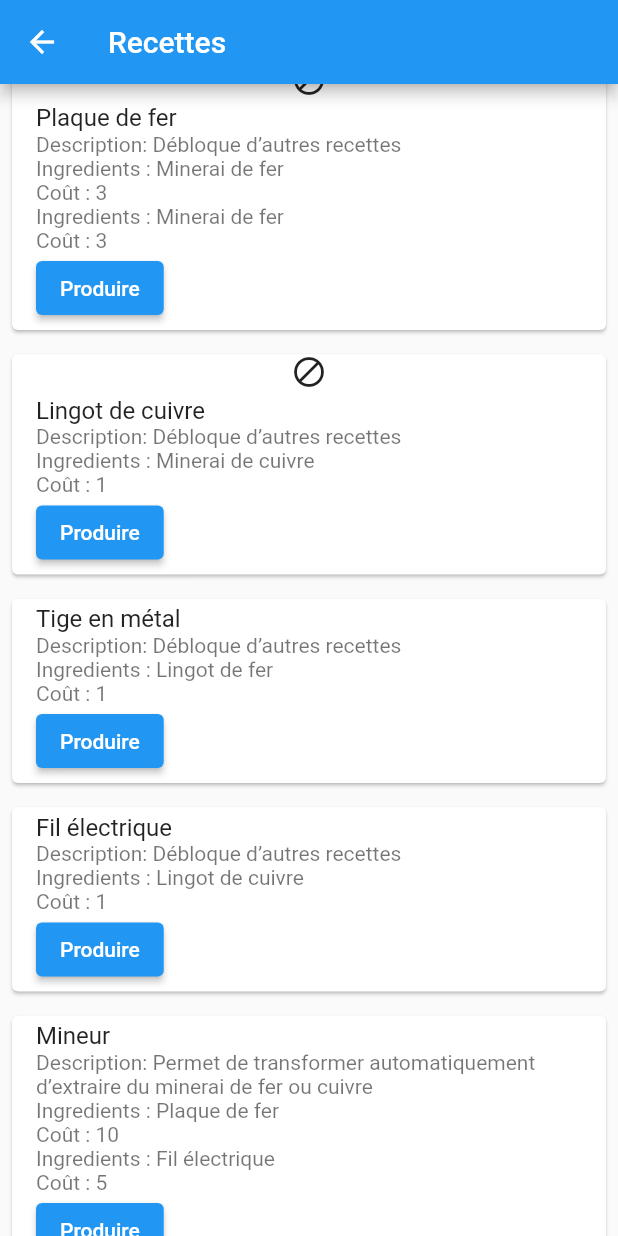
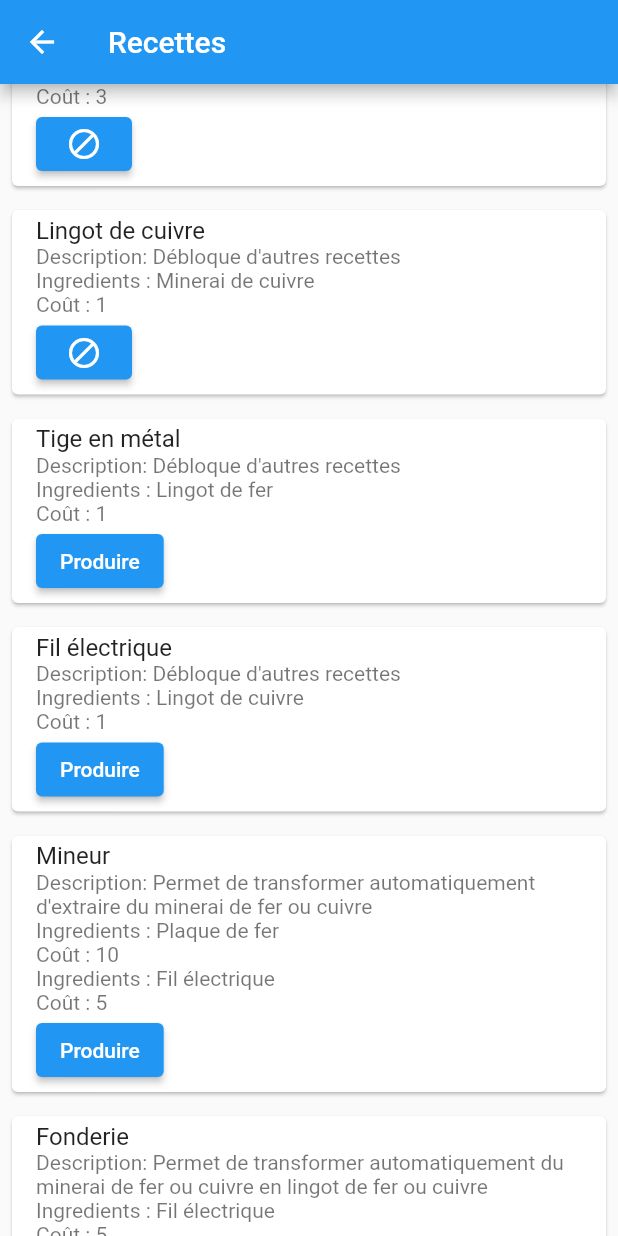
Before and after one commit to ChuckBiros/clicker-game, a Flutter app: the RecipesPage screen opened directly, scrolled down 576 dp, after a tap on "Produire", on a phone screen of 412 x 824 dp. Run offline on Flutter 3.47's test engine with Material 2 defaults, Android fonts, the phone set to English and light mode, and no system bars.

Commit message:
display block icon in recipe creation button

```diff
--- a/lib/pages/recipes-page.dart
+++ b/lib/pages/recipes-page.dart
@@ -1,6 +1,6 @@
-import 'package:evaluation/main.dart';
-import 'package:flutter/material.dart';
-import 'package:provider/provider.dart';
+import "package:evaluation/main.dart";
+import "package:flutter/material.dart";
+import "package:provider/provider.dart";
 
 class RecipesPage extends StatefulWidget {
   const RecipesPage({super.key});
@@ -14,71 +14,71 @@ class _RecipesPageState extends State<RecipesPage> {
   // Liste des recettes
   final List<Recipe> recipes = [
     Recipe(
-        'Hache',
-        'Récolter le bois',
+        "Hache",
+        "Récolter le bois",
         [
-          ProductionCost('Bois', 2),
-          ProductionCost('Minerai de fer', 2),
+          ProductionCost("Bois", 2),
+          ProductionCost("Minerai de fer", 2),
         ],
         1),
     Recipe(
-        'Pioche',
-        'Récolter les minerais',
+        "Pioche",
+        "Récolter les minerais",
         [
-          ProductionCost('Bois', 2),
-          ProductionCost('Minerai de fer', 3),
+          ProductionCost("Bois", 2),
+          ProductionCost("Minerai de fer", 3),
         ],
         1),
     Recipe(
-        'Lingot de fer',
-        'Débloque d’autres recettes',
+        "Lingot de fer",
+        "Débloque d'autres recettes",
         [
-          ProductionCost('Minerai de fer', 1),
+          ProductionCost("Minerai de fer", 1),
         ],
         -1),
     Recipe(
-        'Plaque de fer',
-        'Débloque d’autres recettes',
+        "Plaque de fer",
+        "Débloque d'autres recettes",
         [
-          ProductionCost('Minerai de fer', 3),
-          ProductionCost('Minerai de fer', 3),
+          ProductionCost("Minerai de fer", 3),
+          ProductionCost("Minerai de fer", 3),
         ],
         -1),
     Recipe(
-        'Lingot de cuivre',
-        'Débloque d’autres recettes',
+        "Lingot de cuivre",
+        "Débloque d'autres recettes",
         [
-          ProductionCost('Minerai de cuivre', 1),
+          ProductionCost("Minerai de cuivre", 1),
         ],
         -1),
     Recipe(
-        'Tige en métal',
-        'Débloque d’autres recettes',
+        "Tige en métal",
+        "Débloque d'autres recettes",
         [
-          ProductionCost('Lingot de fer', 1),
+          ProductionCost("Lingot de fer", 1),
         ],
         -1),
     Recipe(
-        'Fil électrique',
-        'Débloque d’autres recettes',
+        "Fil électrique",
+        "Débloque d'autres recettes",
         [
-          ProductionCost('Lingot de cuivre', 1),
+          ProductionCost("Lingot de cuivre", 1),
         ],
         -1),
     Recipe(
-        'Mineur',
-        'Permet de transformer automatiquement d’extraire du minerai de fer ou cuivre',
+        "Mineur",
+        "Permet de transformer automatiquement d'extraire du minerai de fer ou cuivre",
         [
-          ProductionCost('Plaque de fer', 10),
-          ProductionCost('Fil électrique', 5),
+          ProductionCost("Plaque de fer", 10),
+          ProductionCost("Fil électrique", 5),
         ],
         1),
     Recipe(
-        'Fonderie',
-        'Permet de transformer automatiquement du minerai de fer ou cuivre en lingot de fer ou cuivre',
+        "Fonderie",
+        "Permet de transformer automatiquement du minerai de fer ou cuivre en lingot de fer ou cuivre",
         [
-          ProductionCost('Fil électrique', 5),
-          ProductionCost('Tige en métal', 8),
+          ProductionCost("Fil électrique", 5),
+          ProductionCost("Tige en métal", 8),
         ],
         1)
   ];
@@ -92,7 +92,7 @@ class _RecipesPageState extends State<RecipesPage> {
     final axeCount = counterNotifier.axeCount;
     return Scaffold(
       appBar: AppBar(
-        title: const Text('Recettes'),
+        title: const Text("Recettes"),
       ),
       body: ListView.builder(
         itemCount: recipes.length,
@@ -134,12 +134,12 @@ class RecipeWidget extends StatelessWidget {
       int buildCountLimit = recipe.buildCountLimit;
 
       switch (recipe.name) {
-        case 'Hache':
+        case "Hache":
           if (counterNotifier.axeCount >= buildCountLimit) {
             return false;
           }
           break;
-        case 'Pioche':
+        case "Pioche":
           if (counterNotifier.pickaxeCount >= buildCountLimit) {
             return false;
           }
@@ -148,17 +148,17 @@ class RecipeWidget extends StatelessWidget {
 
       for (var productionCost in productionCosts) {
         switch (productionCost.name) {
-          case 'Bois':
+          case "Bois":
             if (counterNotifier.woodCounter < productionCost.cost) {
               return false;
             }
             break;
-          case 'Minerai de fer':
+          case "Minerai de fer":
             if (counterNotifier.ironCounter < productionCost.cost) {
               return false;
             }
             break;
-          case 'Minerai de cuivre':
+          case "Minerai de cuivre":
             if (counterNotifier.copperCounter < productionCost.cost) {
               return false;
             }
@@ -173,23 +173,23 @@ class RecipeWidget extends StatelessWidget {
 
       for (var productionCost in productionCosts) {
         switch (productionCost.name) {
-          case 'Bois':
+          case "Bois":
             counterNotifier.incrementWoodCounter(-productionCost.cost);
             break;
-          case 'Minerai de fer':
+          case "Minerai de fer":
             counterNotifier.incrementIronCounter(-productionCost.cost);
             break;
-          case 'Minerai de cuivre':
+          case "Minerai de cuivre":
             counterNotifier.incrementCopperCounter(-productionCost.cost);
             break;
         }
       }
 
       switch (recipe.name) {
-        case 'Hache':
+        case "Hache":
           counterNotifier.incrementAxeCount(1);
           break;
-        case 'Pioche':
+        case "Pioche":
           counterNotifier.incrementPickaxeCount(1);
           break;
       }
@@ -199,16 +199,12 @@ class RecipeWidget extends StatelessWidget {
       margin: const EdgeInsets.all(8),
       child: Column(
         children: [
-          Visibility(
-            visible: !manufacturable(recipe),
-            child: const Icon(Icons.block),
-          ),
           ListTile(
             title: Text(recipe.name),
             subtitle: Column(
               crossAxisAlignment: CrossAxisAlignment.start,
               children: [
-                Text('Description: ${recipe.description}'),
+                Text("Description: ${recipe.description}"),
                 Column(
                   children:
                       List.generate(recipe.productionCosts.length, (index) {
@@ -216,13 +212,13 @@ class RecipeWidget extends StatelessWidget {
                       children: [
                         Row(
                           children: [
-                            const Text('Ingredients : '),
+                            const Text("Ingredients : "),
                             Text(recipe.productionCosts[index].name),
                           ],
                         ),
                         Row(
                           children: [
-                            const Text('Coût : '),
+                            const Text("Coût : "),
                             Text(recipe.productionCosts[index].cost.toString()),
                           ],
                         )
@@ -232,11 +228,13 @@ class RecipeWidget extends StatelessWidget {
                 ),
                 ElevatedButton(
                   onPressed: () {
-                    manufacturable(recipe)
-                        ? incrementIngredientsCount(recipe)
-                        : '';
+                    !manufacturable(recipe)
+                        ? null
+                        : incrementIngredientsCount(recipe);
                   },
-                  child: const Text('Produire'),
+                  child: !manufacturable(recipe)
+                      ? const Icon(Icons.block)
+                      : const Text("Produire"),
                 ),
               ],
             ),
```
